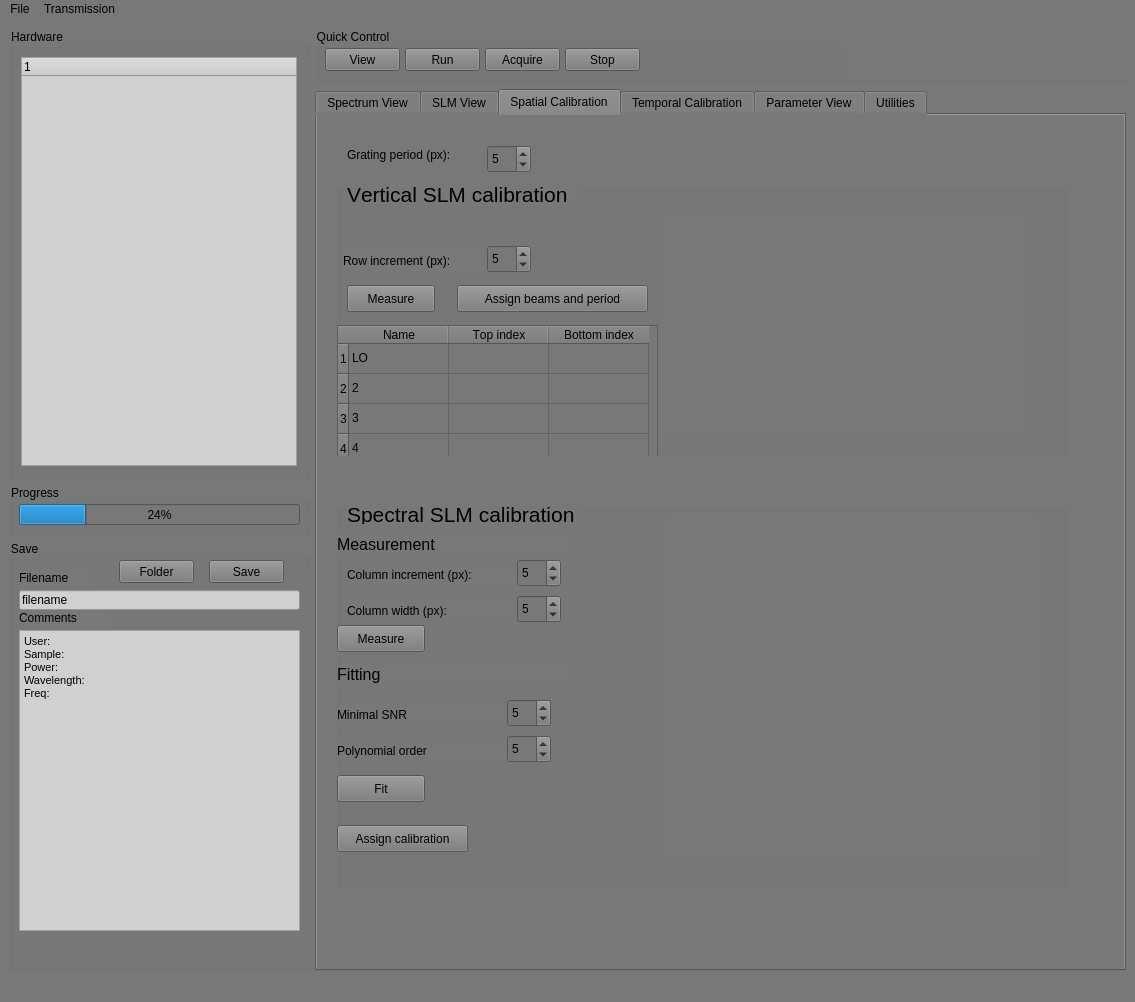
Before: the Qt Designer form src/GUI/main_GUI.ui in SilvaScience/colberto, drawn with Qt 5.
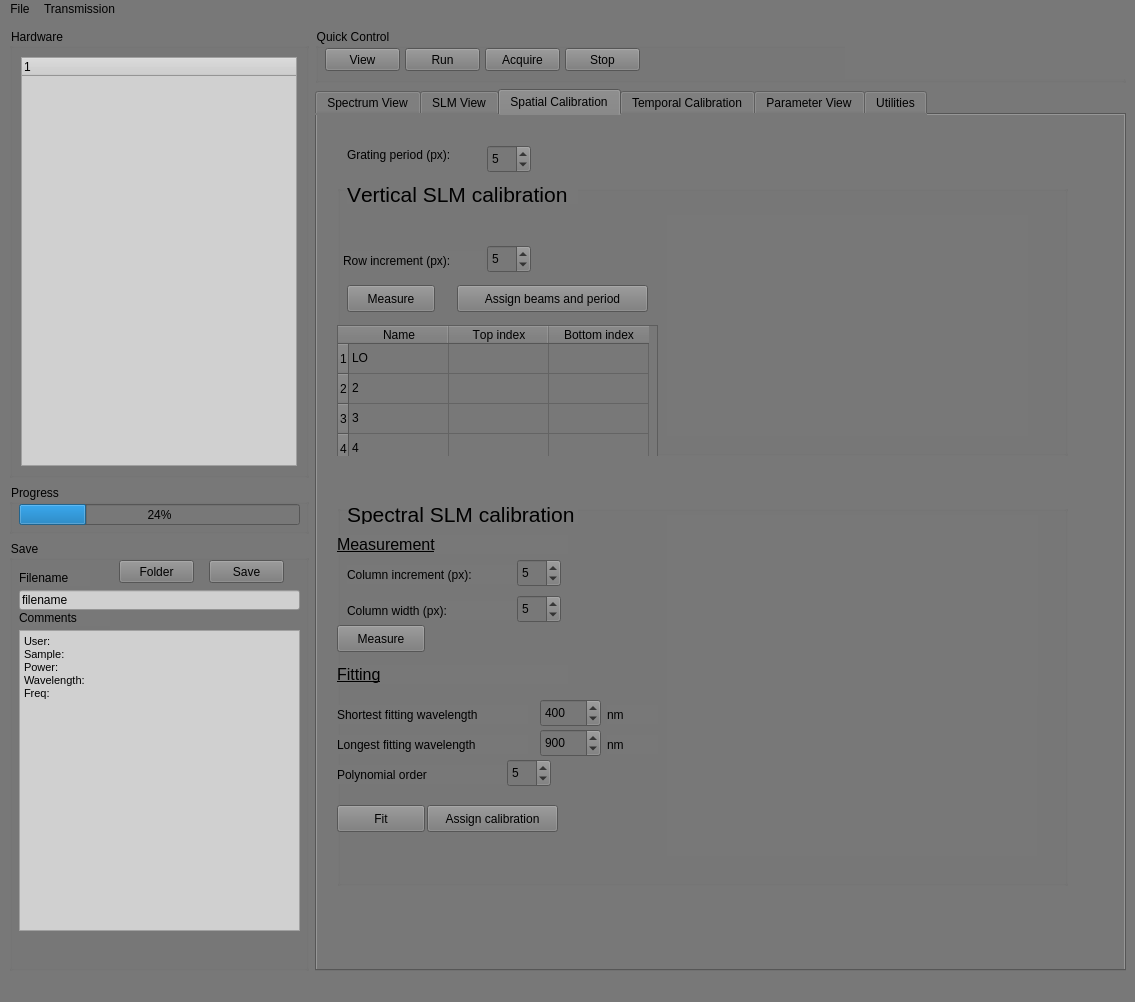
After: the same form once the commit is applied. Custom widgets are drawn as their Qt base class.

Commit message: Now added limiters to spectral calibration data handling and updates

```diff
--- a/src/GUI/main_GUI.ui
+++ b/src/GUI/main_GUI.ui
@@ -561,8 +561,8 @@
           <widget class="QPushButton" name="assign_spectral_calibraion_button">
            <property name="geometry">
             <rect>
-             <x>0</x>
-             <y>320</y>
+             <x>90</x>
+             <y>300</y>
              <width>131</width>
              <height>27</height>
             </rect>
@@ -678,6 +678,9 @@
            <property name="font">
             <font>
              <pointsize>12</pointsize>
+             <weight>50</weight>
+             <bold>false</bold>
+             <underline>true</underline>
             </font>
            </property>
            <property name="text">
@@ -696,6 +699,7 @@
            <property name="font">
             <font>
              <pointsize>12</pointsize>
+             <underline>true</underline>
             </font>
            </property>
            <property name="text">
@@ -706,7 +710,7 @@
            <property name="geometry">
             <rect>
              <x>0</x>
-             <y>236</y>
+             <y>260</y>
              <width>171</width>
              <height>19</height>
             </rect>
@@ -720,20 +724,20 @@
             <rect>
              <x>0</x>
              <y>200</y>
-             <width>171</width>
+             <width>191</width>
              <height>19</height>
             </rect>
            </property>
            <property name="text">
-            <string>Minimal SNR</string>
+            <string>Shortest fitting wavelength</string>
            </property>
           </widget>
           <widget class="QSpinBox" name="min_snr_spin_box">
            <property name="geometry">
             <rect>
-             <x>170</x>
+             <x>203</x>
              <y>194</y>
-             <width>44</width>
+             <width>61</width>
              <height>28</height>
             </rect>
            </property>
@@ -743,15 +747,18 @@
            <property name="minimum">
             <number>1</number>
            </property>
+           <property name="maximum">
+            <number>3000</number>
+           </property>
            <property name="value">
-            <number>5</number>
+            <number>400</number>
            </property>
           </widget>
           <widget class="QSpinBox" name="polynomial_order_spin_box">
            <property name="geometry">
             <rect>
              <x>170</x>
-             <y>230</y>
+             <y>254</y>
              <width>44</width>
              <height>28</height>
             </rect>
@@ -770,7 +777,7 @@
            <property name="geometry">
             <rect>
              <x>0</x>
-             <y>270</y>
+             <y>300</y>
              <width>88</width>
              <height>27</height>
             </rect>
@@ -792,6 +799,67 @@
             </rect>
            </property>
           </widget>
+          <widget class="QLabel" name="shorter_fit_wave_label_unit">
+           <property name="geometry">
+            <rect>
+             <x>270</x>
+             <y>200</y>
+             <width>51</width>
+             <height>19</height>
+            </rect>
+           </property>
+           <property name="text">
+            <string>nm</string>
+           </property>
+          </widget>
+          <widget class="QLabel" name="longer_fit_wave_label_unit">
+           <property name="geometry">
+            <rect>
+             <x>270</x>
+             <y>230</y>
+             <width>51</width>
+             <height>19</height>
+            </rect>
+           </property>
+           <property name="text">
+            <string>nm</string>
+           </property>
+          </widget>
+          <widget class="QLabel" name="longer_fit_wave_label">
+           <property name="geometry">
+            <rect>
+             <x>0</x>
+             <y>230</y>
+             <width>191</width>
+             <height>19</height>
+            </rect>
+           </property>
+           <property name="text">
+            <string>Longest fitting wavelength</string>
+           </property>
+          </widget>
+          <widget class="QSpinBox" name="longest_fitting_wave_spin_box">
+           <property name="geometry">
+            <rect>
+             <x>203</x>
+             <y>224</y>
+             <width>61</width>
+             <height>28</height>
+            </rect>
+           </property>
+           <property name="inputMethodHints">
+            <set>Qt::ImhDigitsOnly|Qt::ImhFormattedNumbersOnly</set>
+           </property>
+           <property name="minimum">
+            <number>1</number>
+           </property>
+           <property name="maximum">
+            <number>3000</number>
+           </property>
+           <property name="value">
+            <number>900</number>
+           </property>
+          </widget>
          </widget>
          <widget class="QLabel" name="grating_period_label">
           <property name="geometry">
```
Left out of the diff: 6 changed lines with no effect on the pictures. The commit also changes 2 other files.
